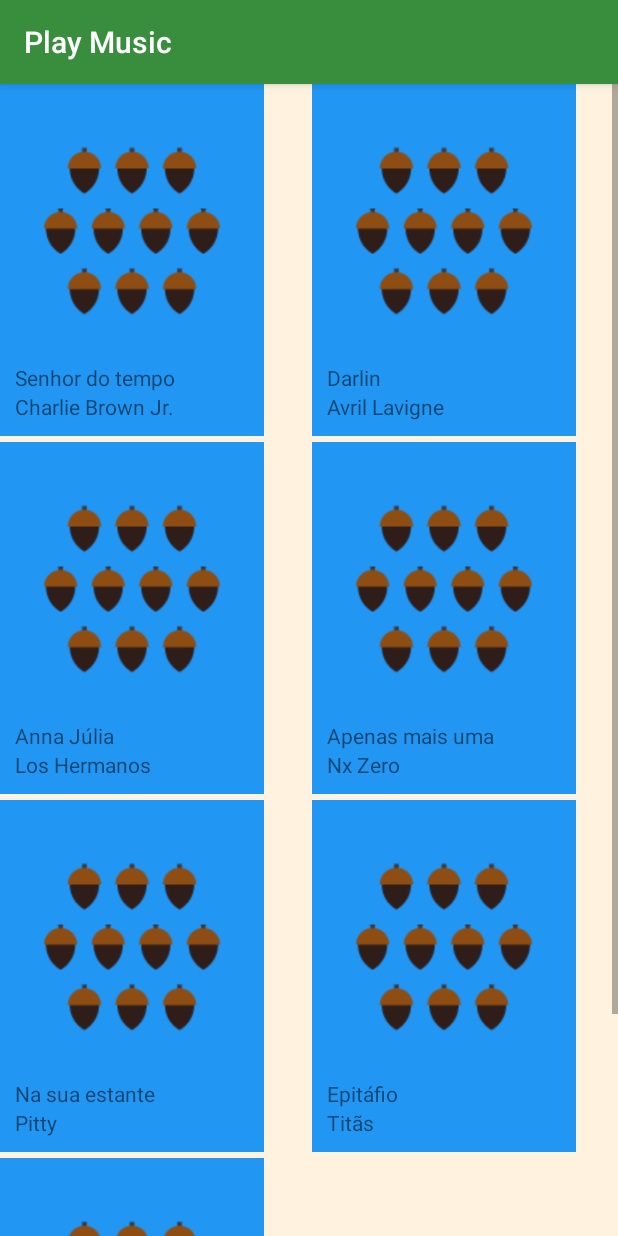
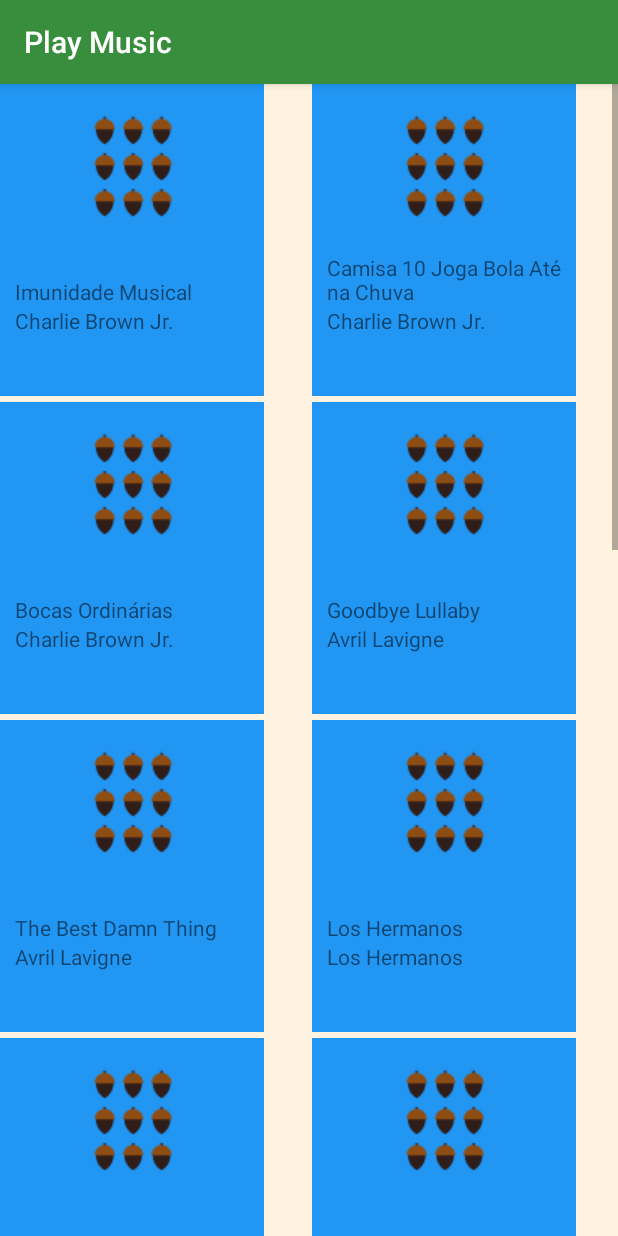
Before and after one commit to rodrigoaalmeida/PayEstruturaProjeto, an Android app: the screen it shows after launch (AlbunActivity), after a tap on "Albuns", on a phone screen of 412 x 824 dp. Run offline under Robolectric (Android 15) with nearby library versions, the phone set to English and light mode, and no system bars.

Commit message:
Lista de albuns feita

```diff
--- a/app/src/main/java/com/example/rodri/playestruturaprojeto/AdapterMusic.java
+++ b/app/src/main/java/com/example/rodri/playestruturaprojeto/AdapterMusic.java
@@ -32,6 +32,8 @@
 
         TextView nameMusic = listViewItem.findViewById(R.id.name_music);
         nameMusic.setText(atualMusic.getNameMusic());
+        nameMusic.setVisibility(View.VISIBLE);
+
 
         TextView nameArtist = listViewItem.findViewById(R.id.name_artist);
         nameArtist.setText(atualMusic.getNameArtist());
--- a/app/src/main/java/com/example/rodri/playestruturaprojeto/AlbunActivity.java
+++ b/app/src/main/java/com/example/rodri/playestruturaprojeto/AlbunActivity.java
@@ -14,16 +14,31 @@
         super.onCreate(savedInstanceState);
         setContentView(R.layout.activity_artist);
 
+        ArrayList<Music> musicList = getIntent().getParcelableArrayListExtra("musicList");
+
+        int controle = 0;
         ArrayList<Music> albunList = new ArrayList<>();
-        albunList.add(new Music(R.drawable.number_ten, "Senhor do tempo", "Charlie Brown Jr."));
-        albunList.add(new Music(R.drawable.number_ten, "Darlin", "Avril Lavigne"));
-        albunList.add(new Music(R.drawable.number_ten, "Anna Júlia", "Los Hermanos"));
-        albunList.add(new Music(R.drawable.number_ten, "Apenas mais uma", "Nx Zero"));
-        albunList.add(new Music(R.drawable.number_ten, "Na sua estante", "Pitty"));
-        albunList.add(new Music(R.drawable.number_ten, "Epitáfio", "Titãs"));
-        albunList.add(new Music(R.drawable.number_ten, "O tempo não pára", "Cazuza"));
+        String nameAlbun = "";
+        albunList.add(new Music(musicList.get(0).getImageMusicId(), musicList.get(0).getNameMusic(), musicList.get(0).getNameAlbun(), musicList.get(0).getNameArtist()));
+        for (Music item : musicList) {
+            if (!nameAlbun.equalsIgnoreCase(item.getNameAlbun())) {
+                nameAlbun = item.getNameAlbun();
+                for (Music albun : albunList) {
+                    if (nameAlbun.equalsIgnoreCase(albun.getNameAlbun())) {
+                        controle = 0;
+                        break;
+                    }else {
+                        controle = 1;
+                    }
+                }
+                if (controle == 1){
+                        albunList.add(new Music(item.getImageMusicId(), item.getNameMusic(), item.getNameAlbun(), item.getNameArtist()));
 
-        GridAdapter adapter = new GridAdapter(this, albunList);
+                }
+            }
+        }
+
+        GridAdapter adapter = new GridAdapter(this, albunList, 1);
 
         GridView gridView = findViewById(R.id.grid_view);
 
--- a/app/src/main/java/com/example/rodri/playestruturaprojeto/GridAdapter.java
+++ b/app/src/main/java/com/example/rodri/playestruturaprojeto/GridAdapter.java
@@ -12,8 +12,11 @@
 
 public class GridAdapter extends ArrayAdapter<Music> {
 
-    public GridAdapter(Context context, List<Music> musicList) {
+    private int mTipo = 0;
+
+    public GridAdapter(Context context, List<Music> musicList, int tipo) {
         super(context, 0, musicList);
+        mTipo = tipo;
     }
 
 
@@ -30,8 +33,13 @@
         ImageView musicImage = listViewItem.findViewById(R.id.image_grid);
         musicImage.setImageResource(atualMusic.getImageMusicId());
 
-        TextView nameMusic = listViewItem.findViewById(R.id.name_grid);
-        nameMusic.setText(atualMusic.getNameMusic());
+        TextView nameAlbun = listViewItem.findViewById(R.id.name_grid);
+        if (mTipo == 1){
+            nameAlbun.setText(atualMusic.getNameAlbun());
+            nameAlbun.setVisibility(View.VISIBLE);
+        }else {
+            nameAlbun.setVisibility(View.GONE);
+        }
 
         TextView nameArtist = listViewItem.findViewById(R.id.grid_name_artist);
         nameArtist.setText(atualMusic.getNameArtist());
--- a/app/src/main/java/com/example/rodri/playestruturaprojeto/MainActivity.java
+++ b/app/src/main/java/com/example/rodri/playestruturaprojeto/MainActivity.java
@@ -5,6 +5,8 @@
 import android.os.Bundle;
 import android.view.View;
 import android.widget.TextView;
+
+import java.util.ArrayList;
 
 public class MainActivity extends AppCompatActivity {
 
@@ -18,18 +20,57 @@
         TextView artista = findViewById(R.id.text_artista);
         TextView play = findViewById(R.id.text_play);
 
+        final ArrayList<Music> musicList = new ArrayList<>();
+        musicList.add(new Music(R.drawable.number_nine, "Senhor do Tempo", "Imunidade Musical", "Charlie Brown Jr."));
+        musicList.add(new Music(R.drawable.number_nine, "Só os loucos sabem", "Camisa 10 Joga Bola Até na Chuva", "Charlie Brown Jr."));
+        musicList.add(new Music(R.drawable.number_nine, "Papo reto", "Bocas Ordinárias", "Charlie Brown Jr."));
+        musicList.add(new Music(R.drawable.number_nine, "Só por uma noite", "Bocas Ordinárias", "Charlie Brown Jr."));
+        musicList.add(new Music(R.drawable.number_nine, "Darlin", "Goodbye Lullaby", "Avril Lavigne"));
+        musicList.add(new Music(R.drawable.number_nine, "Girlfriend", "The Best Damn Thing", "Avril Lavigne"));
+        musicList.add(new Music(R.drawable.number_nine, "Bad Reputation", "Goodbye Lullaby", "Avril Lavigne"));
+        musicList.add(new Music(R.drawable.number_nine, "Anna Júlia", "Los Hermanos", "Los Hermanos"));
+        musicList.add(new Music(R.drawable.number_nine, "Apenas mais uma de amor", "Agora", "Nx Zero"));
+        musicList.add(new Music(R.drawable.number_nine, "Daqui pra frente", "Agora", "Nx Zero"));
+        musicList.add(new Music(R.drawable.number_nine, "Cartas pra você", "Agora", "Nx Zero"));
+        musicList.add(new Music(R.drawable.number_nine, "Diferenças", "Agora", "Nx Zero"));
+        musicList.add(new Music(R.drawable.number_nine, "Só rezo", "Sete Chaves", "Nx Zero"));
+        musicList.add(new Music(R.drawable.number_nine, "Cedo ou tarde", "Agora", "Nx Zero"));
+        musicList.add(new Music(R.drawable.number_nine, "Na sua estante", "Anacrônico", "Pitty"));
+        musicList.add(new Music(R.drawable.number_nine, "Equalize", "Admirável Chip Novo", "Pitty"));
+        musicList.add(new Music(R.drawable.number_nine, "Memórias", "Anacrônico", "Pitty"));
+        musicList.add(new Music(R.drawable.number_nine, "Semana que vem", "Admirável Chip Novo", "Pitty"));
+        musicList.add(new Music(R.drawable.number_nine, "Teto de vidro", "Admirável Chip Novo", "Pitty"));
+        musicList.add(new Music(R.drawable.number_nine, "Epitáfio", "A Melhor Banda de Todos os Tempos da Última Semana", "Titãs"));
+        musicList.add(new Music(R.drawable.number_nine, "Porque eu sei que é amor", "Sacos Plásticos", "Titãs"));
+        musicList.add(new Music(R.drawable.number_nine, "É preciso saber viver", "Volume Dois", "Titãs"));
+        musicList.add(new Music(R.drawable.number_nine, "O tempo não pára", "O tempo não pára", "Cazuza"));
+        musicList.add(new Music(R.drawable.number_nine, "Exagerado", "Exagerado", "Cazuza"));
+        musicList.add(new Music(R.drawable.number_nine, "Bete balanço", "Maior Abandonado", "Cazuza"));
+        musicList.add(new Music(R.drawable.number_nine, "Pro dia nascer feliz", "Barão vermelho 2", "Cazuza"));
+
         music.setOnClickListener(new View.OnClickListener() {
             @Override
             public void onClick(View v) {
                 Intent musicIntent = new Intent(MainActivity.this, MusicActivity.class);
+                musicIntent.putParcelableArrayListExtra("musicList", musicList);
                 startActivity(musicIntent);
             }
         });
+
+        /*final ArrayList<Music> albunList = new ArrayList<>();
+        albunList.add(new Music(R.drawable.number_ten, "Senhor do tempo", "Charlie Brown Jr."));
+        albunList.add(new Music(R.drawable.number_ten, "Darlin", "Avril Lavigne"));
+        albunList.add(new Music(R.drawable.number_ten, "Anna Júlia", "Los Hermanos"));
+        albunList.add(new Music(R.drawable.number_ten, "Apenas mais uma", "Nx Zero"));
+        albunList.add(new Music(R.drawable.number_ten, "Na sua estante", "Pitty"));
+        albunList.add(new Music(R.drawable.number_ten, "Epitáfio", "Titãs"));
+        albunList.add(new Music(R.drawable.number_ten, "O tempo não pára", "Cazuza"));*/
 
         albun.setOnClickListener(new View.OnClickListener() {
             @Override
             public void onClick(View v) {
                 Intent albunIntent = new Intent(MainActivity.this, AlbunActivity.class);
+                albunIntent.putParcelableArrayListExtra("musicList", musicList);
                 startActivity(albunIntent);
             }
         });
@@ -38,6 +79,7 @@
             @Override
             public void onClick(View v) {
                 Intent artistIntent = new Intent(MainActivity.this, ArtistActivity.class);
+                artistIntent.putParcelableArrayListExtra("musicList", musicList);
                 startActivity(artistIntent);
             }
         });
--- a/app/src/main/java/com/example/rodri/playestruturaprojeto/Music.java
+++ b/app/src/main/java/com/example/rodri/playestruturaprojeto/Music.java
@@ -1,20 +1,29 @@
 package com.example.rodri.playestruturaprojeto;
 
-public class Music {
+import android.os.Parcel;
+import android.os.Parcelable;
+
+public class Music implements Parcelable {
+
+    //https://pt.stackoverflow.com/questions/27175/enviar-um-arraylist-de-objetos-para-uma-activity
 
     private int mImageMusicId;
     private String mNameMusic;
+    private String mNameAlbun;
     private String mNameArtist;
 
-    public Music(int imageMusicId, String nameMusic, String nameArtist){
+    public Music(int imageMusicId, String nameMusic, String nameAlbun, String nameArtist){
         mImageMusicId = imageMusicId;
         mNameMusic = nameMusic;
+        mNameAlbun = nameAlbun;
         mNameArtist = nameArtist;
     }
 
-    public Music(int imageMusicId, String nameArtist){
-        mImageMusicId = imageMusicId;
-        mNameArtist = nameArtist;
+    public Music(Parcel in) {
+        mImageMusicId = in.readInt();
+        mNameMusic = in.readString();
+        mNameAlbun = in.readString();
+        mNameArtist = in.readString();
     }
 
     public int getImageMusicId() {
@@ -25,7 +34,33 @@
         return mNameMusic;
     }
 
+    public String getNameAlbun(){
+        return mNameAlbun;
+    }
+
     public String getNameArtist() {
         return mNameArtist;
     }
+
+    public static final Parcelable.Creator CREATOR = new Parcelable.Creator(){
+        public Music createFromParcel(Parcel in){
+            return new Music(in);
+        }
+
+        public Music[] newArray(int size){
+            return new Music[size];
+        }
+    };
+    @Override
+    public int describeContents() {
+        return 0;
+    }
+
+    @Override
+    public void writeToParcel(Parcel dest, int flags) {
+        dest.writeInt(mImageMusicId);
+        dest.writeString(mNameMusic);
+        dest.writeString(mNameAlbun);
+        dest.writeString(mNameArtist);
+    }
 }
--- a/app/src/main/java/com/example/rodri/playestruturaprojeto/MusicActivity.java
+++ b/app/src/main/java/com/example/rodri/playestruturaprojeto/MusicActivity.java
@@ -14,7 +14,7 @@
         super.onCreate(savedInstanceState);
         setContentView(R.layout.lista_music);
 
-        ArrayList<Music> musicList = new ArrayList<>();
+        /*ArrayList<Music> musicList = new ArrayList<>();
         musicList.add(new Music(R.drawable.number_nine, "Senhor do tempo", "Charlie Brown Jr."));
         musicList.add(new Music(R.drawable.number_nine, "Só os loucos sabem", "Charlie Brown Jr."));
         musicList.add(new Music(R.drawable.number_nine, "Papo reto", "Charlie Brown Jr."));
@@ -40,7 +40,9 @@
         musicList.add(new Music(R.drawable.number_nine, "O tempo não pára", "Cazuza"));
         musicList.add(new Music(R.drawable.number_nine, "Exagerado", "Cazuza"));
         musicList.add(new Music(R.drawable.number_nine, "Bete balanço", "Cazuza"));
-        musicList.add(new Music(R.drawable.number_nine, "Pro dia nascer feliz", "Cazuza"));
+        musicList.add(new Music(R.drawable.number_nine, "Pro dia nascer feliz", "Cazuza"));*/
+
+        ArrayList<Music> musicList = getIntent().getParcelableArrayListExtra("musicList");
 
         AdapterMusic adapter = new AdapterMusic(this, musicList);
 
--- a/app/src/main/res/layout/activity_albun.xml
+++ b/app/src/main/res/layout/activity_albun.xml
@@ -6,8 +6,7 @@
     android:layout_height="wrap_content"
     android:orientation="vertical"
     android:padding="10dp"
-    android:background="@color/colorAccent"
-    tools:context=".AlbunActivity">
+    android:background="@color/colorAccent">
 
     <ImageView
         android:id="@+id/image_grid"
@@ -19,10 +18,11 @@
         android:id="@+id/name_grid"
         tools:text="O nome da flor"
         android:layout_width="match_parent"
-        android:layout_height="wrap_content" />
+        android:gravity="bottom"
+        android:layout_height="50dp" />
     <TextView
         android:id="@+id/grid_name_artist"
         tools:text="Vera Verão"
         android:layout_width="match_parent"
-        android:layout_height="wrap_content" />
+        android:layout_height="50dp" />
 </LinearLayout>
```
Also changed, not shown: app/src/main/java/com/example/rodri/playestruturaprojeto/ArtistActivity.java (+2 -9 lines).
